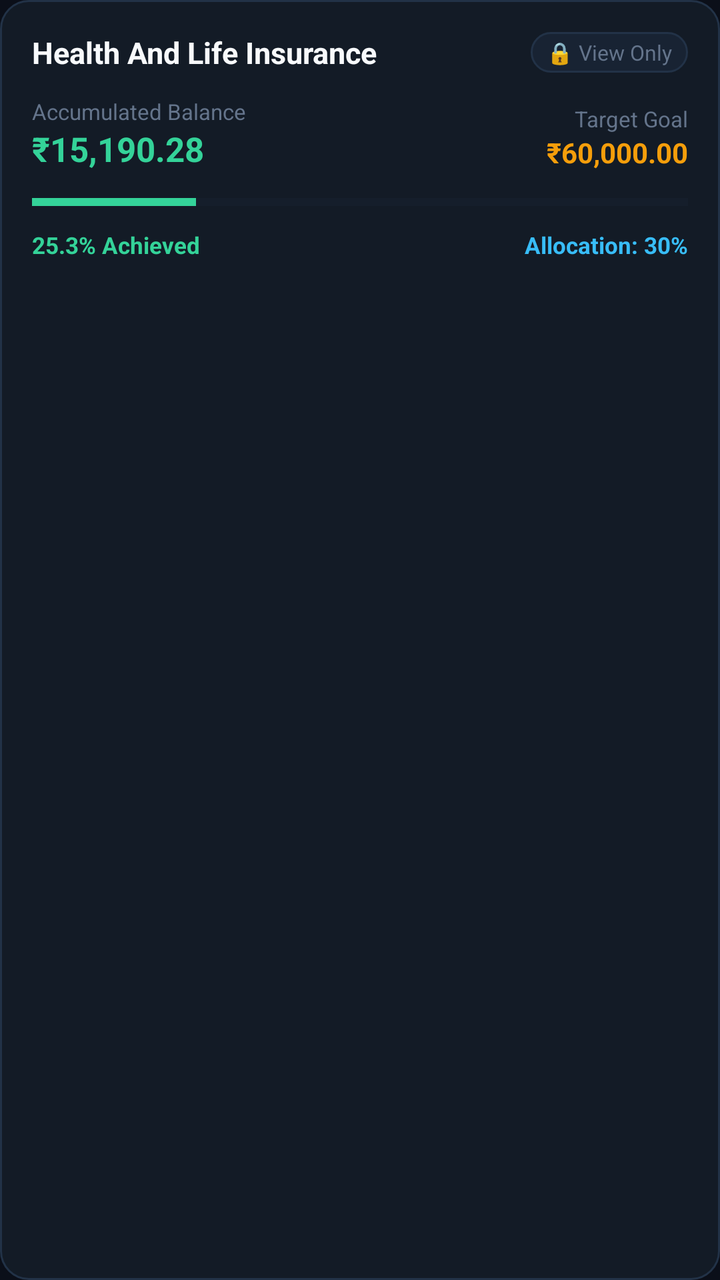
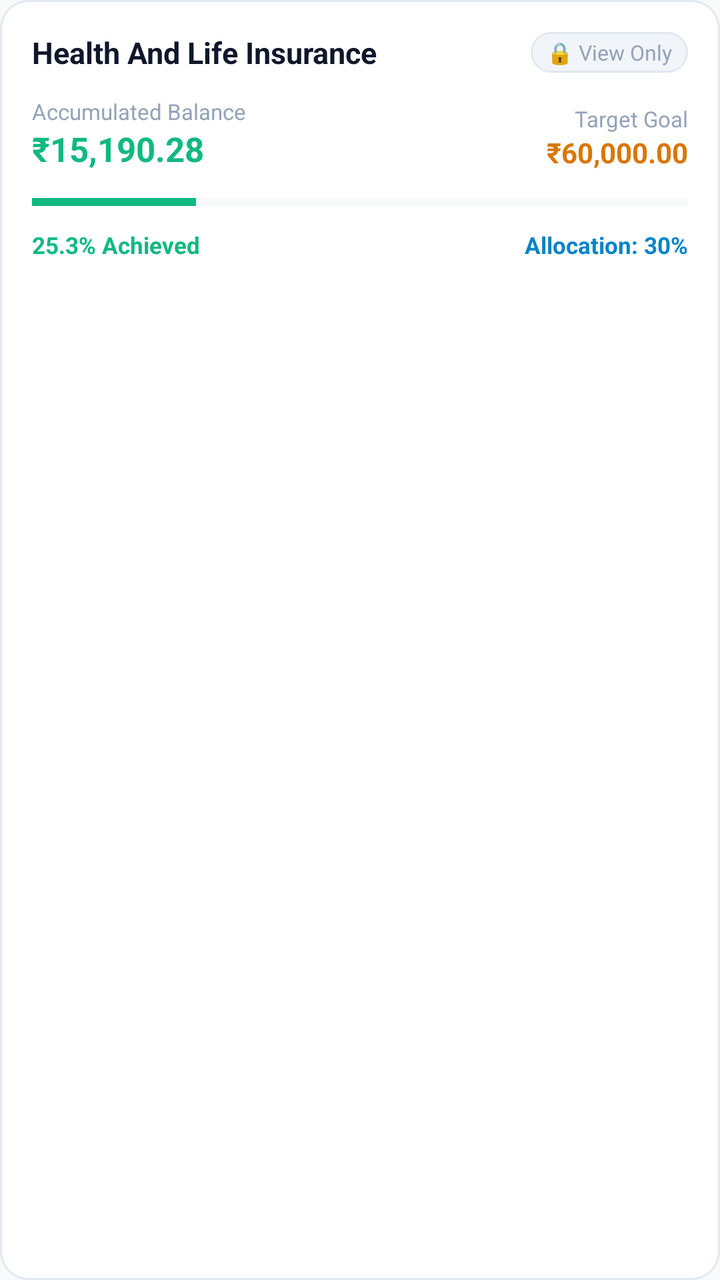

An Android layout rendered at two revisions. The XML below is the earlier revision; the diff shows what the commit changed to produce the second picture.
<!-- AndroidManifest.xml: application theme AppTheme -->
<!-- res/layout/item_goal.xml -->
<?xml version="1.0" encoding="utf-8"?>
<LinearLayout
    xmlns:android="http://schemas.android.com/apk/res/android"
    android:layout_width="match_parent"
    android:layout_height="wrap_content"
    android:orientation="vertical"
    android:background="@drawable/bg_card"
    android:padding="16dp"
    android:layout_marginBottom="12dp">

    
    <LinearLayout
        android:layout_width="match_parent"
        android:layout_height="wrap_content"
        android:orientation="horizontal"
        android:gravity="center_vertical">

        <TextView
            android:id="@+id/tvGoalName"
            android:layout_width="0dp"
            android:layout_height="wrap_content"
            android:layout_weight="1"
            android:text="Health And Life Insurance"
            android:textColor="@color/text_primary"
            android:textSize="15sp"
            android:textStyle="bold" />

        <TextView
            android:layout_width="wrap_content"
            android:layout_height="wrap_content"
            android:background="@drawable/bg_pill_dark"
            android:text="🔒 View Only"
            android:textColor="@color/text_muted"
            android:textSize="10.5sp"
            android:paddingStart="8dp"
            android:paddingEnd="8dp"
            android:paddingTop="3dp"
            android:paddingBottom="3dp" />
    </LinearLayout>

    
    <LinearLayout
        android:layout_width="match_parent"
        android:layout_height="wrap_content"
        android:layout_marginTop="12dp"
        android:orientation="horizontal"
        android:gravity="bottom">

        <LinearLayout
            android:layout_width="0dp"
            android:layout_height="wrap_content"
            android:layout_weight="1"
            android:orientation="vertical">

            <TextView
                android:layout_width="wrap_content"
                android:layout_height="wrap_content"
                android:text="Accumulated Balance"
                android:textColor="@color/text_muted"
                android:textSize="11sp" />

            <TextView
                android:id="@+id/tvGoalCurrentAmount"
                android:layout_width="wrap_content"
                android:layout_height="wrap_content"
                android:text="₹15,190.28"
                android:textColor="@color/green_mint"
                android:textSize="17sp"
                android:textStyle="bold" />
        </LinearLayout>

        <LinearLayout
            android:layout_width="wrap_content"
            android:layout_height="wrap_content"
            android:orientation="vertical"
            android:gravity="end">

            <TextView
                android:layout_width="wrap_content"
                android:layout_height="wrap_content"
                android:text="Target Goal"
                android:textColor="@color/text_muted"
                android:textSize="11sp" />

            <TextView
                android:id="@+id/tvGoalTargetAmount"
                android:layout_width="wrap_content"
                android:layout_height="wrap_content"
                android:text="₹60,000.00"
                android:textColor="@color/amber_gold"
                android:textSize="14sp"
                android:textStyle="bold" />
        </LinearLayout>
    </LinearLayout>

    
    <ProgressBar
        android:id="@+id/pbGoalProgress"
        style="?android:attr/progressBarStyleHorizontal"
        android:layout_width="match_parent"
        android:layout_height="7dp"
        android:layout_marginTop="12dp"
        android:max="100"
        android:progress="25"
        android:progressTint="@color/green_mint"
        android:progressBackgroundTint="#1E293B" />

    
    <LinearLayout
        android:layout_width="match_parent"
        android:layout_height="wrap_content"
        android:layout_marginTop="10dp"
        android:orientation="horizontal"
        android:gravity="center_vertical">

        <TextView
            android:id="@+id/tvGoalAchievedPercent"
            android:layout_width="0dp"
            android:layout_height="wrap_content"
            android:layout_weight="1"
            android:text="25.3% Achieved"
            android:textColor="@color/green_mint"
            android:textSize="11.5sp"
            android:textStyle="bold" />

        <TextView
            android:id="@+id/tvGoalSavingAllocation"
            android:layout_width="wrap_content"
            android:layout_height="wrap_content"
            android:text="Allocation: 30%"
            android:textColor="@color/blue_sky"
            android:textSize="11.5sp"
            android:textStyle="bold" />
    </LinearLayout>

</LinearLayout>
<!-- resources referenced by this layout -->
<resources>
  <color name="amber_gold">#F59E0B</color>
  <color name="blue_sky">#38BDF8</color>
  <color name="green_mint">#34D399</color>
  <color name="text_muted">#64748B</color>
  <color name="text_primary">#F8FAFC</color>
  <!-- drawable bg_card (drawable) -->
  <?xml version="1.0" encoding="utf-8"?>
  <shape xmlns:android="http://schemas.android.com/apk/res/android"
      android:shape="rectangle">
      <solid android:color="@color/bg_card" />
      <corners android:radius="14dp" />
      <stroke
          android:width="1dp"
          android:color="@color/border_dark" />
  </shape>
  <!-- drawable bg_pill_dark (drawable) -->
  <?xml version="1.0" encoding="utf-8"?>
  <shape xmlns:android="http://schemas.android.com/apk/res/android"
      android:shape="rectangle">
      <solid android:color="@color/bg_card_secondary" />
      <corners android:radius="20dp" />
      <stroke
          android:width="1dp"
          android:color="@color/border_dark" />
  </shape>
  <style name="AppTheme" parent="Theme.MaterialComponents.DayNight.NoActionBar">
          <item name="colorPrimary">@color/colorPrimary</item>
          <item name="colorPrimaryDark">@color/colorPrimaryDark</item>
          <item name="colorAccent">@color/colorAccent</item>
          <item name="android:windowBackground">@color/bg_dark</item>
          <item name="android:statusBarColor">@color/bg_dark</item>
          <item name="android:navigationBarColor">@color/nav_bottom_bg</item>
          <item name="android:textColorPrimary">@color/text_primary</item>
          <item name="android:textColorSecondary">@color/text_secondary</item>
      </style>
  <color name="bg_card">#131B26</color>
  <color name="border_dark">#223247</color>
  <color name="bg_card_secondary">#182333</color>
  <color name="colorPrimary">#10B981</color>
  <color name="colorPrimaryDark">#0B0F19</color>
  <color name="colorAccent">#10B981</color>
  <color name="bg_dark">#0B0F19</color>
  <color name="nav_bottom_bg">#0E1420</color>
  <color name="text_secondary">#94A3B8</color>
</resources>

<!-- the commit's change to res/layout/item_goal.xml (unified diff, before → after) -->
@@ -103,7 +103,7 @@
         android:max="100"
         android:progress="25"
         android:progressTint="@color/green_mint"
-        android:progressBackgroundTint="#1E293B" />
+        android:progressBackgroundTint="@color/border_dark" />
 
     
     <LinearLayout
<!-- resource entries referenced after the edit -->
@@ -1,10 +1,10 @@
 <!-- resources referenced by this layout -->
 <resources>
-  <color name="amber_gold">#F59E0B</color>
-  <color name="blue_sky">#38BDF8</color>
-  <color name="green_mint">#34D399</color>
-  <color name="text_muted">#64748B</color>
-  <color name="text_primary">#F8FAFC</color>
+  <color name="amber_gold">#D97706</color>
+  <color name="blue_sky">#0284C7</color>
+  <color name="green_mint">#10B981</color>
+  <color name="text_muted">#94A3B8</color>
+  <color name="text_primary">#0F172A</color>
   <!-- drawable bg_card (drawable) -->
   <?xml version="1.0" encoding="utf-8"?>
   <shape xmlns:android="http://schemas.android.com/apk/res/android"
@@ -34,15 +34,16 @@
           <item name="android:navigationBarColor">@color/nav_bottom_bg</item>
           <item name="android:textColorPrimary">@color/text_primary</item>
           <item name="android:textColorSecondary">@color/text_secondary</item>
+          <item name="android:windowLightStatusBar">true</item>
       </style>
-  <color name="bg_card">#131B26</color>
-  <color name="border_dark">#223247</color>
-  <color name="bg_card_secondary">#182333</color>
-  <color name="colorPrimary">#10B981</color>
-  <color name="colorPrimaryDark">#0B0F19</color>
-  <color name="colorAccent">#10B981</color>
-  <color name="bg_dark">#0B0F19</color>
-  <color name="nav_bottom_bg">#0E1420</color>
-  <color name="text_secondary">#94A3B8</color>
+  <color name="bg_card">#FFFFFF</color>
+  <color name="border_dark">#E2E8F0</color>
+  <color name="bg_card_secondary">#F1F5F9</color>
+  <color name="colorPrimary">#059669</color>
+  <color name="colorPrimaryDark">#F1F5F9</color>
+  <color name="colorAccent">#059669</color>
+  <color name="bg_dark">#F8FAFC</color>
+  <color name="nav_bottom_bg">#FFFFFF</color>
+  <color name="text_secondary">#475569</color>
 </resources>
 
